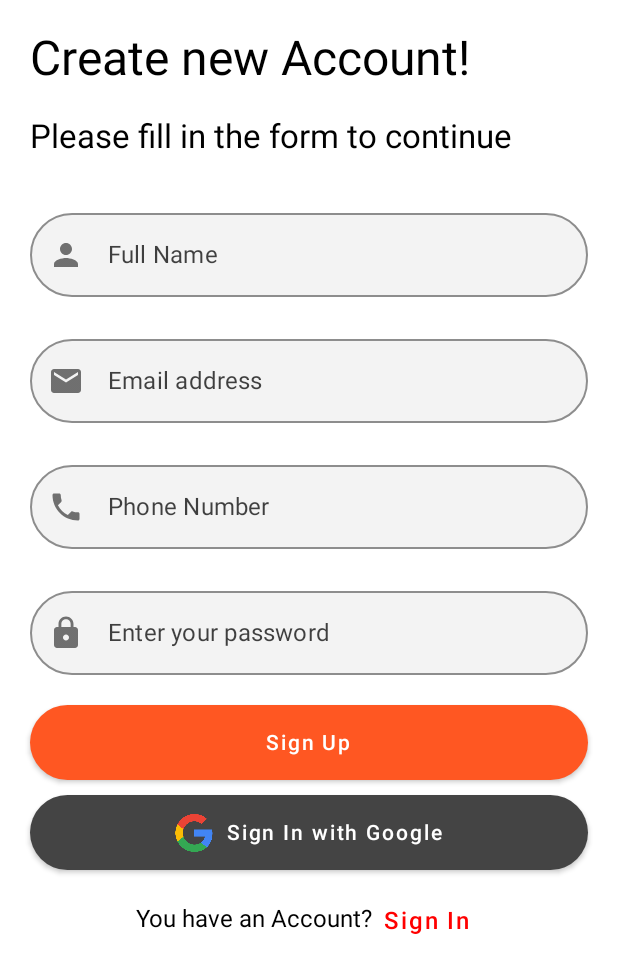
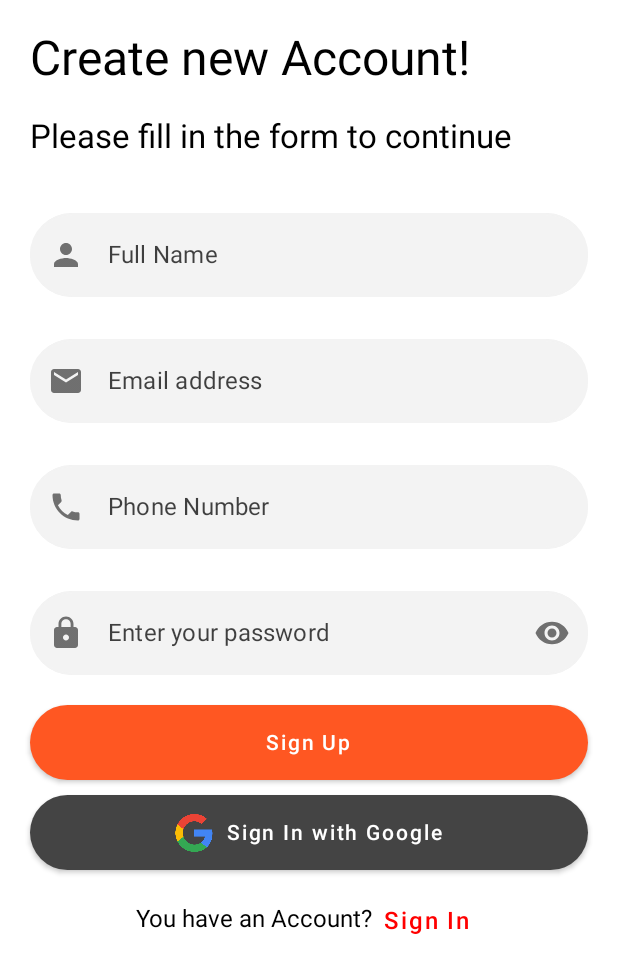
Before and after one commit to FranciscoD2001/FurnitureWithCompose, an Android app built with Jetpack Compose: the composable CreateAccountUI shown on its own in the app's theme, on a phone screen of 412 x 824 dp. Shown: the top 973 px of the screen. Run offline under Robolectric (Android 15) with nearby library versions, the phone set to English and light mode, and no system bars; our stand-ins replace accompanist; 1 statement that could not run was skipped.

Commit message:
Se añadio el mostrar y el ocultar la contraseña a las vistas del login y se modificaron iconos del apartado account

```diff
--- a/app/src/main/java/com/example/probandoerrores/logins/SignUp.kt
+++ b/app/src/main/java/com/example/probandoerrores/logins/SignUp.kt
@@ -18,6 +18,7 @@ import androidx.compose.ui.res.painterResource
 import androidx.compose.ui.text.font.FontFamily
 import androidx.compose.ui.text.input.KeyboardType
 import androidx.compose.ui.text.input.PasswordVisualTransformation
+import androidx.compose.ui.text.input.VisualTransformation
 import androidx.compose.ui.text.style.TextAlign
 import androidx.compose.ui.unit.dp
 import androidx.compose.ui.unit.sp
@@ -80,7 +81,10 @@ fun CreateAccountUIBodyContent(navController: NavController){
             shape = RoundedCornerShape(30.dp),
             colors = TextFieldDefaults.textFieldColors(
                 textColor = Color.Black,
-                backgroundColor = Color(0xFFF3F3F3)
+                backgroundColor = Color(0xFFF3F3F3),
+                cursorColor = Color(0xFFF4511E),
+                focusedIndicatorColor = Color(0xFFF4511E),
+                unfocusedIndicatorColor = Color(0xFFF3F3F3)
             )
         )
         OutlinedTextField(
@@ -96,8 +100,12 @@ fun CreateAccountUIBodyContent(navController: NavController){
             shape = RoundedCornerShape(30.dp),
             colors = TextFieldDefaults.textFieldColors(
                 textColor = Color.Black,
-                backgroundColor = Color(0xFFF3F3F3)
+                backgroundColor = Color(0xFFF3F3F3),
+                cursorColor = Color(0xFFF4511E),
+                focusedIndicatorColor = Color(0xFFF4511E),
+                unfocusedIndicatorColor = Color(0xFFF3F3F3)
             )
+
         )
         OutlinedTextField(
             value = phone,
@@ -112,27 +120,34 @@ fun CreateAccountUIBodyContent(navController: NavController){
             shape = RoundedCornerShape(30.dp),
             colors = TextFieldDefaults.textFieldColors(
                 textColor = Color.Black,
-                backgroundColor = Color(0xFFF3F3F3)
+                backgroundColor = Color(0xFFF3F3F3),
+                cursorColor = Color(0xFFF4511E),
+                focusedIndicatorColor = Color(0xFFF4511E),
+                unfocusedIndicatorColor = Color(0xFFF3F3F3)
             )
         )
-        OutlinedTextField(
-            value = password,
-            onValueChange = {password = it},
-            label = { Text("Enter your password")},
-            leadingIcon = {
-                Icon(Icons.Default.Lock, contentDescription = "password")
-            },
-            modifier = Modifier
-                .fillMaxWidth()
-                .padding(bottom = 10.dp, top = 10.dp),
-            visualTransformation = PasswordVisualTransformation(),
-            keyboardOptions = KeyboardOptions(keyboardType = KeyboardType.Password),
-            shape = RoundedCornerShape(30.dp),
-            colors = TextFieldDefaults.textFieldColors(
-                textColor = Color.Black,
-                backgroundColor = Color(0xFFF3F3F3)
-            )
-        )
+//        OutlinedTextField(
+//            value = password,
+//            onValueChange = {password = it},
+//            label = { Text("Enter your password")},
+//            leadingIcon = {
+//                Icon(Icons.Default.Lock, contentDescription = "password")
+//            },
+//            modifier = Modifier
+//                .fillMaxWidth()
+//                .padding(bottom = 10.dp, top = 10.dp),
+//            visualTransformation = PasswordVisualTransformation(),
+//            keyboardOptions = KeyboardOptions(keyboardType = KeyboardType.Password),
+//            shape = RoundedCornerShape(30.dp),
+//            colors = TextFieldDefaults.textFieldColors(
+//                textColor = Color.Black,
+//                backgroundColor = Color(0xFFF3F3F3),
+//                cursorColor = Color(0xFFF4511E),
+//                focusedIndicatorColor = Color(0xFFF4511E),
+//                unfocusedIndicatorColor = Color(0xFFF3F3F3)
+//            )
+//        )
+        PasswordTextField()
         Button(
             onClick = {
                 navController.navigate(route = AppScreens.ScreenTutorial.route)
@@ -147,26 +162,7 @@ fun CreateAccountUIBodyContent(navController: NavController){
             Text(text = "Sign Up")
         }
 
-        Button(
-            onClick = {
-                navController.navigate(route = AppScreens.ScreenTutorial.route)
-            }, shape = RoundedCornerShape(50),
-            modifier = Modifier
-                .fillMaxWidth()
-                .size(60.dp)
-                .padding(top = 10.dp),
-            colors = ButtonDefaults.buttonColors(backgroundColor = Color.DarkGray)
-        ){
-            Image(
-                painterResource(id = R.drawable.logo_google),
-                contentDescription ="",
-                modifier = Modifier.size(25.dp)
-            )
-            Text(
-                text = "  Sign In with Google",
-                color = Color.White
-            )
-        }
+        ButtonGoogle(navController)
 
         Row(
             modifier = Modifier.padding(top = 10.dp)
@@ -202,3 +198,67 @@ fun CreateAccountUIBodyContent(navController: NavController){
 //fun CreateAccountUIPreview() {
 //    CreateAccountUI()
 //}
+
+@Composable
+fun PasswordTextField() {
+    var password by remember { mutableStateOf("") }
+    var hidden by remember { mutableStateOf(true) } //1
+
+    OutlinedTextField(
+        value = password,
+        onValueChange = { password = it },
+        label = { Text("Enter your password") },
+        leadingIcon = {
+            Icon(Icons.Default.Lock, contentDescription = "password")
+        },
+        keyboardOptions = KeyboardOptions(keyboardType = KeyboardType.Password),//2
+        singleLine = true,
+        visualTransformation =
+        if (hidden) PasswordVisualTransformation() else VisualTransformation.None,//3
+        trailingIcon = {// 4
+            IconButton(onClick = { hidden = !hidden }) {
+                val vector = painterResource(//5
+                    if (hidden) R.drawable.ic_baseline_visibility_24
+                    else R.drawable.ic_baseline_visibility_off_24
+                )
+                val description = if (hidden) "Ocultar contraseña" else "Revelar contraseña" //6
+                Icon(painter = vector, contentDescription = description)
+            }
+        },
+        modifier = Modifier
+            .fillMaxWidth()
+            .padding(bottom = 10.dp, top = 10.dp),
+        shape = RoundedCornerShape(30.dp),
+        colors = TextFieldDefaults.textFieldColors(
+            textColor = Color.Black,
+            backgroundColor = Color(0xFFF3F3F3),
+            cursorColor = Color(0xFFF4511E),
+            focusedIndicatorColor = Color(0xFFF4511E),
+            unfocusedIndicatorColor = Color(0xFFF3F3F3)
+        )
+    )
+}
+
+@Composable
+fun ButtonGoogle(navController: NavController){
+    Button(
+        onClick = {
+            navController.navigate(route = AppScreens.ScreenTutorial.route)
+        }, shape = RoundedCornerShape(50),
+        modifier = Modifier
+            .fillMaxWidth()
+            .size(60.dp)
+            .padding(top = 10.dp),
+        colors = ButtonDefaults.buttonColors(backgroundColor = Color.DarkGray)
+    ){
+        Image(
+            painterResource(id = R.drawable.logo_google),
+            contentDescription ="",
+            modifier = Modifier.size(25.dp)
+        )
+        Text(
+            text = "  Sign In with Google",
+            color = Color.White
+        )
+    }
+}
--- /dev/null
+++ b/app/src/main/res/drawable/ic_baseline_visibility_24.xml
@@ -0,0 +1,5 @@
+<vector android:height="24dp" android:tint="#8D8A8A"
+    android:viewportHeight="24" android:viewportWidth="24"
+    android:width="24dp" xmlns:android="http://schemas.android.com/apk/res/android">
+    <path android:fillColor="@android:color/white" android:pathData="M12,4.5C7,4.5 2.73,7.61 1,12c1.73,4.39 6,7.5 11,7.5s9.27,-3.11 11,-7.5c-1.73,-4.39 -6,-7.5 -11,-7.5zM12,17c-2.76,0 -5,-2.24 -5,-5s2.24,-5 5,-5 5,2.24 5,5 -2.24,5 -5,5zM12,9c-1.66,0 -3,1.34 -3,3s1.34,3 3,3 3,-1.34 3,-3 -1.34,-3 -3,-3z"/>
+</vector>
--- /dev/null
+++ b/app/src/main/res/drawable/ic_baseline_visibility_off_24.xml
@@ -0,0 +1,5 @@
+<vector android:height="24dp" android:tint="#8D8A8A"
+    android:viewportHeight="24" android:viewportWidth="24"
+    android:width="24dp" xmlns:android="http://schemas.android.com/apk/res/android">
+    <path android:fillColor="@android:color/white" android:pathData="M12,7c2.76,0 5,2.24 5,5 0,0.65 -0.13,1.26 -0.36,1.83l2.92,2.92c1.51,-1.26 2.7,-2.89 3.43,-4.75 -1.73,-4.39 -6,-7.5 -11,-7.5 -1.4,0 -2.74,0.25 -3.98,0.7l2.16,2.16C10.74,7.13 11.35,7 12,7zM2,4.27l2.28,2.28 0.46,0.46C3.08,8.3 1.78,10.02 1,12c1.73,4.39 6,7.5 11,7.5 1.55,0 3.03,-0.3 4.38,-0.84l0.42,0.42L19.73,22 21,20.73 3.27,3 2,4.27zM7.53,9.8l1.55,1.55c-0.05,0.21 -0.08,0.43 -0.08,0.65 0,1.66 1.34,3 3,3 0.22,0 0.44,-0.03 0.65,-0.08l1.55,1.55c-0.67,0.33 -1.41,0.53 -2.2,0.53 -2.76,0 -5,-2.24 -5,-5 0,-0.79 0.2,-1.53 0.53,-2.2zM11.84,9.02l3.15,3.15 0.02,-0.16c0,-1.66 -1.34,-3 -3,-3l-0.17,0.01z"/>
+</vector>
--- /dev/null
+++ b/app/src/main/res/drawable/map.xml
@@ -0,0 +1,5 @@
+<vector android:height="24dp" android:tint="#0F760C"
+    android:viewportHeight="24" android:viewportWidth="24"
+    android:width="24dp" xmlns:android="http://schemas.android.com/apk/res/android">
+    <path android:fillColor="@android:color/white" android:pathData="M20.5,3l-0.16,0.03L15,5.1 9,3 3.36,4.9c-0.21,0.07 -0.36,0.25 -0.36,0.48V20.5c0,0.28 0.22,0.5 0.5,0.5l0.16,-0.03L9,18.9l6,2.1 5.64,-1.9c0.21,-0.07 0.36,-0.25 0.36,-0.48V3.5c0,-0.28 -0.22,-0.5 -0.5,-0.5zM15,19l-6,-2.11V5l6,2.11V19z"/>
+</vector>
--- /dev/null
+++ b/app/src/main/res/drawable/notifications_base_line.xml
@@ -0,0 +1,5 @@
+<vector android:height="24dp" android:tint="#2D2982"
+    android:viewportHeight="24" android:viewportWidth="24"
+    android:width="24dp" xmlns:android="http://schemas.android.com/apk/res/android">
+    <path android:fillColor="@android:color/white" android:pathData="M12,22c1.1,0 2,-0.9 2,-2h-4c0,1.1 0.9,2 2,2zM18,16v-5c0,-3.07 -1.63,-5.64 -4.5,-6.32L13.5,4c0,-0.83 -0.67,-1.5 -1.5,-1.5s-1.5,0.67 -1.5,1.5v0.68C7.64,5.36 6,7.92 6,11v5l-2,2v1h16v-1l-2,-2zM16,17L8,17v-6c0,-2.48 1.51,-4.5 4,-4.5s4,2.02 4,4.5v6z"/>
+</vector>
--- /dev/null
+++ b/app/src/main/res/drawable/payment.xml
@@ -0,0 +1,5 @@
+<vector android:height="24dp" android:tint="#FF5300"
+    android:viewportHeight="24" android:viewportWidth="24"
+    android:width="24dp" xmlns:android="http://schemas.android.com/apk/res/android">
+    <path android:fillColor="@android:color/white" android:pathData="M20,4L4,4c-1.11,0 -1.99,0.89 -1.99,2L2,18c0,1.11 0.89,2 2,2h16c1.11,0 2,-0.89 2,-2L22,6c0,-1.11 -0.89,-2 -2,-2zM20,18L4,18v-6h16v6zM20,8L4,8L4,6h16v2z"/>
+</vector>
--- /dev/null
+++ b/app/src/main/res/drawable/person_outline.xml
@@ -0,0 +1,5 @@
+<vector android:height="24dp" android:tint="#08B114"
+    android:viewportHeight="24" android:viewportWidth="24"
+    android:width="24dp" xmlns:android="http://schemas.android.com/apk/res/android">
+    <path android:fillColor="@android:color/white" android:pathData="M12,5.9c1.16,0 2.1,0.94 2.1,2.1s-0.94,2.1 -2.1,2.1S9.9,9.16 9.9,8s0.94,-2.1 2.1,-2.1m0,9c2.97,0 6.1,1.46 6.1,2.1v1.1L5.9,18.1L5.9,17c0,-0.64 3.13,-2.1 6.1,-2.1M12,4C9.79,4 8,5.79 8,8s1.79,4 4,4 4,-1.79 4,-4 -1.79,-4 -4,-4zM12,13c-2.67,0 -8,1.34 -8,4v3h16v-3c0,-2.66 -5.33,-4 -8,-4z"/>
+</vector>
--- /dev/null
+++ b/app/src/main/res/drawable/transactions.xml
@@ -0,0 +1,5 @@
+<vector android:height="24dp" android:tint="#FF9100"
+    android:viewportHeight="24" android:viewportWidth="24"
+    android:width="24dp" xmlns:android="http://schemas.android.com/apk/res/android">
+    <path android:fillColor="@android:color/white" android:pathData="M19,14L19,6c0,-1.1 -0.9,-2 -2,-2L3,4c-1.1,0 -2,0.9 -2,2v8c0,1.1 0.9,2 2,2h14c1.1,0 2,-0.9 2,-2zM10,13c-1.66,0 -3,-1.34 -3,-3s1.34,-3 3,-3 3,1.34 3,3 -1.34,3 -3,3zM23,7v11c0,1.1 -0.9,2 -2,2L4,20v-2h17L21,7h2z"/>
+</vector>
```
Also changed, not shown: app/src/main/java/com/example/probandoerrores/logins/ForgetPassword.kt (+4 -5 lines), app/src/main/java/com/example/probandoerrores/logins/LogIn.kt (+7 -39 lines), app/src/main/java/com/example/probandoerrores/screens/Account.kt (+37 -34 lines).
